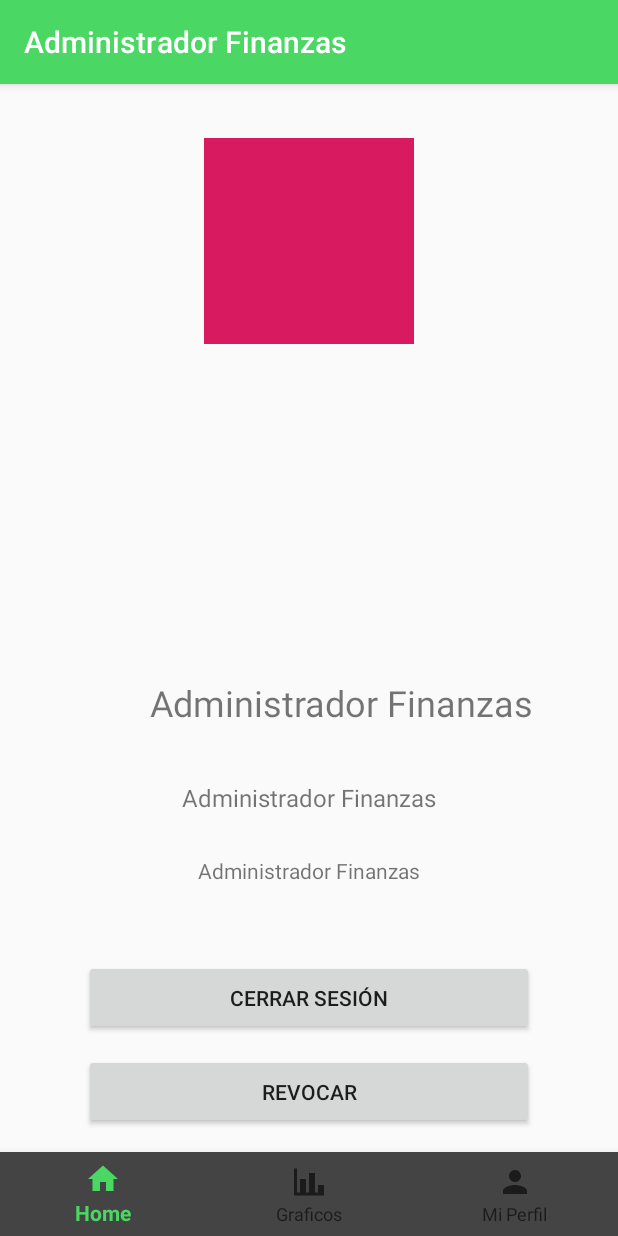
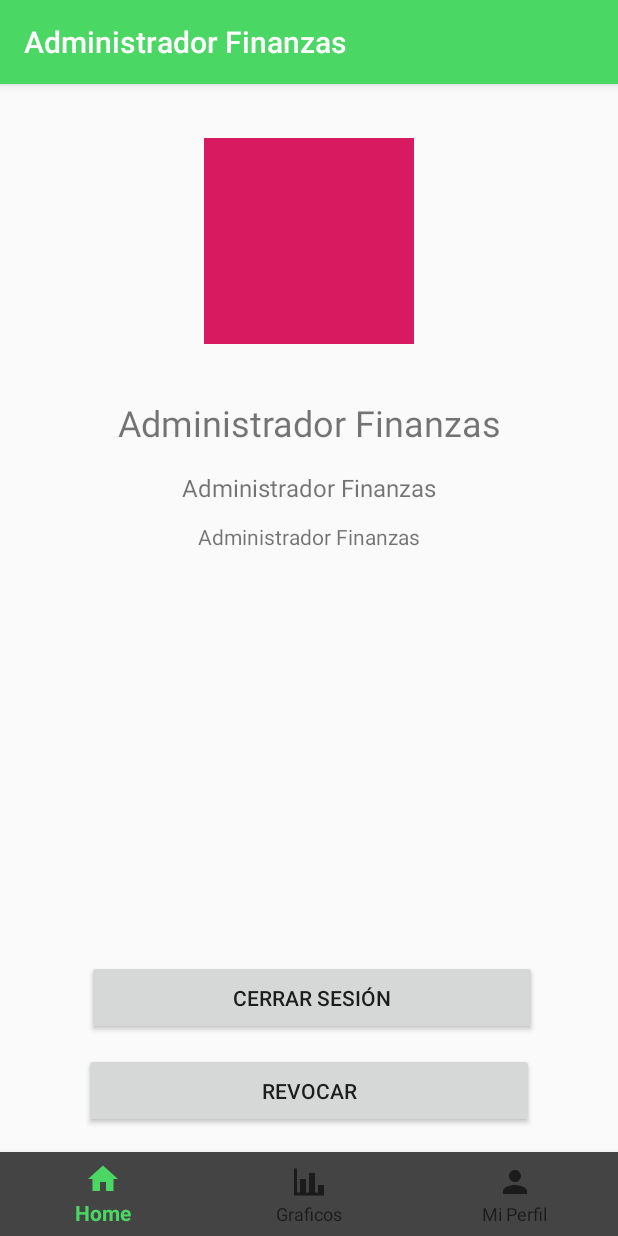
Before and after one commit to Lexar7/AdministradorFinanzas, an Android app: the fragment PerfilFragment placed in its activity, on a phone screen of 412 x 824 dp. Run offline under Robolectric (Android 15) with nearby library versions, the phone set to English and light mode, and no system bars.

Commit message:
Version Arreglada

```diff
--- a/app/src/main/java/company/eduardo/administradorfinanzas/LoginActivity.java
+++ b/app/src/main/java/company/eduardo/administradorfinanzas/LoginActivity.java
@@ -78,7 +78,7 @@ public class LoginActivity extends AppCompatActivity implements GoogleApiClient.
     }
 
     private void goMainScreen() {
-        Intent intent = new Intent(this, MiPerfilActivity.class);
+        Intent intent = new Intent(this, MainActivity.class);
         intent.addFlags(Intent.FLAG_ACTIVITY_CLEAR_TOP | Intent.FLAG_ACTIVITY_CLEAR_TASK | Intent.FLAG_ACTIVITY_NEW_TASK);
         startActivity(intent);
     }
--- a/app/src/main/java/company/eduardo/administradorfinanzas/PerfilFragment.java
+++ b/app/src/main/java/company/eduardo/administradorfinanzas/PerfilFragment.java
@@ -8,6 +8,7 @@ import android.support.v4.app.Fragment;
 import android.view.LayoutInflater;
 import android.view.View;
 import android.view.ViewGroup;
+import android.widget.Button;
 import android.widget.ImageView;
 import android.widget.TextView;
 import android.widget.Toast;
@@ -23,12 +24,13 @@ import com.google.android.gms.common.api.OptionalPendingResult;
 import com.google.android.gms.common.api.ResultCallback;
 import com.google.android.gms.common.api.Status;
 
-public class PerfilFragment extends Fragment {
+public class PerfilFragment extends Fragment implements GoogleApiClient.OnConnectionFailedListener{
 
     private ImageView photoImageView;
     private TextView nameTextView;
     private TextView emailTextView;
     private TextView idTextView;
+    private Button btnCerraSesion, btnRevoke;
 
     private GoogleApiClient googleApiClient;
 
@@ -43,11 +45,123 @@ public class PerfilFragment extends Fragment {
         nameTextView = (TextView) view.findViewById(R.id.nameTextView);
         emailTextView = (TextView) view.findViewById(R.id.emailTextView);
         idTextView = (TextView) view.findViewById(R.id.idTextView);
+        btnCerraSesion = (Button)view.findViewById(R.id.button);
+        btnRevoke = (Button)view.findViewById(R.id.button2);
+
+
+        GoogleSignInOptions gso = new GoogleSignInOptions.Builder(GoogleSignInOptions.DEFAULT_SIGN_IN)
+                .requestEmail()
+                .build();
+
+        googleApiClient = new GoogleApiClient.Builder(getActivity())
+                .enableAutoManage(getActivity(), this)
+                .addApi(Auth.GOOGLE_SIGN_IN_API, gso)
+                .build();
+
+        btnCerraSesion.setOnClickListener(new View.OnClickListener() {
+            @Override
+            public void onClick(View view) {
+                Auth.GoogleSignInApi.signOut(googleApiClient).setResultCallback(new ResultCallback<Status>() {
+                    @Override
+                    public void onResult(@NonNull Status status) {
+                        if (status.isSuccess()) {
+                            goLogInScreen();
+                        } else {
+                            Toast.makeText(getActivity(), R.string.not_close_session, Toast.LENGTH_SHORT).show();
+                        }
+                    }
+                });
+            }
+        });
+
+        btnRevoke.setOnClickListener(new View.OnClickListener() {
+            @Override
+            public void onClick(View view) {
+                Auth.GoogleSignInApi.revokeAccess(googleApiClient).setResultCallback(new ResultCallback<Status>() {
+                    @Override
+                    public void onResult(@NonNull Status status) {
+                        if (status.isSuccess()) {
+                            goLogInScreen();
+                        } else {
+                            Toast.makeText(getActivity(), R.string.not_revoke, Toast.LENGTH_SHORT).show();
+                        }
+                    }
+                });
+            }
+        });
 
 
         return view;
     }
 
+    @Override
+    public void onStart() {
+        super.onStart();
 
+        OptionalPendingResult<GoogleSignInResult> opr = Auth.GoogleSignInApi.silentSignIn(googleApiClient);
+        if (opr.isDone()) {
+            GoogleSignInResult result = opr.get();
+            handleSignInResult(result);
+        } else {
+            opr.setResultCallback(new ResultCallback<GoogleSignInResult>() {
+                @Override
+                public void onResult(@NonNull GoogleSignInResult googleSignInResult) {
+                    handleSignInResult(googleSignInResult);
+                }
+            });
+        }
+    }
 
+    private void handleSignInResult(GoogleSignInResult result) {
+        if (result.isSuccess()) {
+
+            GoogleSignInAccount account = result.getSignInAccount();
+
+            nameTextView.setText(account.getDisplayName());
+            emailTextView.setText(account.getEmail());
+            idTextView.setText(account.getId());
+
+            Glide.with(this).load(account.getPhotoUrl()).into(photoImageView);
+
+        } else {
+            goLogInScreen();
+        }
+    }
+
+    private void goLogInScreen() {
+        Intent intent = new Intent(getActivity(), LoginActivity.class);
+        intent.addFlags(Intent.FLAG_ACTIVITY_CLEAR_TOP | Intent.FLAG_ACTIVITY_CLEAR_TASK | Intent.FLAG_ACTIVITY_NEW_TASK);
+        startActivity(intent);
+    }
+
+    public void logOut(View view) {
+        Auth.GoogleSignInApi.signOut(googleApiClient).setResultCallback(new ResultCallback<Status>() {
+            @Override
+            public void onResult(@NonNull Status status) {
+                if (status.isSuccess()) {
+                    goLogInScreen();
+                } else {
+                    Toast.makeText(getActivity(), R.string.not_close_session, Toast.LENGTH_SHORT).show();
+                }
+            }
+        });
+    }
+
+    public void revoke(View view) {
+        Auth.GoogleSignInApi.revokeAccess(googleApiClient).setResultCallback(new ResultCallback<Status>() {
+            @Override
+            public void onResult(@NonNull Status status) {
+                if (status.isSuccess()) {
+                    goLogInScreen();
+                } else {
+                    Toast.makeText(getActivity(), R.string.not_revoke, Toast.LENGTH_SHORT).show();
+                }
+            }
+        });
+    }
+
+    @Override
+    public void onConnectionFailed(@NonNull ConnectionResult connectionResult) {
+
+    }
 }
--- a/app/src/main/res/layout/fragment_perfil.xml
+++ b/app/src/main/res/layout/fragment_perfil.xml
@@ -1,5 +1,7 @@
 <?xml version="1.0" encoding="utf-8"?>
-<RelativeLayout xmlns:android="http://schemas.android.com/apk/res/android"
+<android.support.constraint.ConstraintLayout xmlns:android="http://schemas.android.com/apk/res/android"
+    xmlns:app="http://schemas.android.com/apk/res-auto"
+    xmlns:tools="http://schemas.android.com/tools"
     android:layout_width="match_parent"
     android:layout_height="match_parent">
 
@@ -9,21 +11,30 @@
         android:layout_height="137dp"
         android:layout_alignParentTop="true"
         android:layout_centerHorizontal="true"
+        android:layout_marginStart="8dp"
         android:layout_marginTop="36dp"
-        android:layout_marginBottom="8dp"
-        android:background="@color/colorAccent" />
+        android:layout_marginEnd="8dp"
+        android:background="@color/colorAccent"
+        app:layout_constraintEnd_toEndOf="parent"
+        app:layout_constraintStart_toStartOf="parent"
+        app:layout_constraintTop_toTopOf="parent" />
 
 
     <TextView
         android:id="@+id/nameTextView"
         android:layout_width="wrap_content"
         android:layout_height="wrap_content"
-        android:layout_alignParentEnd="true"
         android:layout_alignParentBottom="true"
-        android:layout_marginEnd="56dp"
-        android:layout_marginBottom="283dp"
+        android:layout_centerHorizontal="true"
+        android:layout_marginStart="8dp"
+        android:layout_marginTop="36dp"
+        android:layout_marginEnd="8dp"
         android:text="@string/app_name"
-        android:textSize="24sp" />
+        android:textSize="24sp"
+        app:layout_constraintEnd_toEndOf="parent"
+        app:layout_constraintHorizontal_bias="0.505"
+        app:layout_constraintStart_toStartOf="parent"
+        app:layout_constraintTop_toBottomOf="@+id/photoImageView" />
 
     <TextView
         android:id="@+id/emailTextView"
@@ -31,9 +42,14 @@
         android:layout_height="wrap_content"
         android:layout_alignParentBottom="true"
         android:layout_centerHorizontal="true"
-        android:layout_marginBottom="225dp"
+        android:layout_marginStart="8dp"
+        android:layout_marginTop="16dp"
+        android:layout_marginEnd="8dp"
         android:text="@string/app_name"
-        android:textSize="16sp" />
+        android:textSize="16sp"
+        app:layout_constraintEnd_toEndOf="parent"
+        app:layout_constraintStart_toStartOf="parent"
+        app:layout_constraintTop_toBottomOf="@+id/nameTextView" />
 
 
     <TextView
@@ -43,9 +59,13 @@
         android:layout_alignParentBottom="true"
         android:layout_centerHorizontal="true"
         android:layout_marginStart="8dp"
-        android:layout_marginBottom="178dp"
+        android:layout_marginTop="12dp"
+        android:layout_marginEnd="8dp"
         android:text="@string/app_name"
-        android:textSize="14sp" />
+        android:textSize="14sp"
+        app:layout_constraintEnd_toEndOf="parent"
+        app:layout_constraintStart_toStartOf="parent"
+        app:layout_constraintTop_toBottomOf="@+id/emailTextView" />
 
 
     <Button
@@ -54,11 +74,16 @@
         android:layout_height="50dp"
         android:layout_alignParentBottom="true"
         android:layout_centerHorizontal="true"
-        android:layout_marginStart="22dp"
-        android:layout_marginEnd="22dp"
-        android:layout_marginBottom="78dp"
-        android:onClick="logOut"
-        android:text="@string/log_out" />
+        android:layout_marginStart="8dp"
+        android:layout_marginTop="8dp"
+        android:layout_marginEnd="4dp"
+        android:layout_marginBottom="12dp"
+        android:text="@string/log_out"
+        app:layout_constraintBottom_toTopOf="@+id/button2"
+        app:layout_constraintEnd_toEndOf="parent"
+        app:layout_constraintStart_toStartOf="parent"
+        app:layout_constraintTop_toBottomOf="@+id/idTextView"
+        app:layout_constraintVertical_bias="1.0" />
 
 
     <Button
@@ -67,11 +92,13 @@
         android:layout_height="50dp"
         android:layout_alignParentBottom="true"
         android:layout_centerHorizontal="true"
-        android:layout_marginStart="21dp"
-        android:layout_marginEnd="21dp"
-        android:layout_marginBottom="15dp"
-        android:onClick="revoke"
-        android:text="@string/revoke" />
+        android:layout_marginStart="8dp"
+        android:layout_marginEnd="8dp"
+        android:layout_marginBottom="16dp"
+        android:text="@string/revoke"
+        app:layout_constraintBottom_toBottomOf="parent"
+        app:layout_constraintEnd_toEndOf="parent"
+        app:layout_constraintStart_toStartOf="parent" />
 
 
-</RelativeLayout>
+</android.support.constraint.ConstraintLayout>
```
